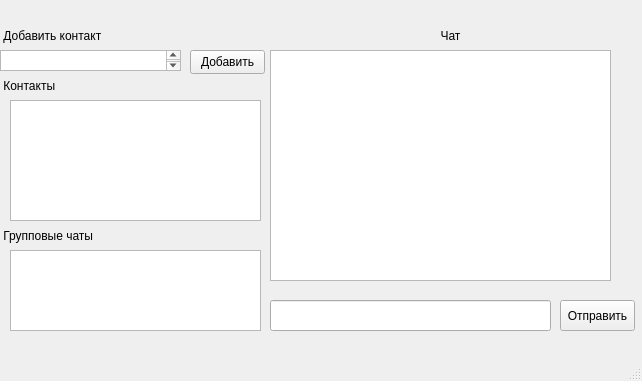
First picture: the form in Cleint/client/client.ui, repository Prophet35208/Messenger, before the edit.
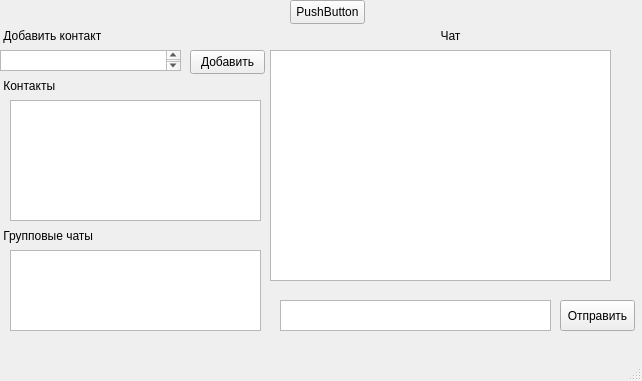
Second picture: the form after the edit.

```diff
--- a/Cleint/client/client.ui
+++ b/Cleint/client/client.ui
@@ -69,16 +69,6 @@
      <set>Qt::AlignCenter</set>
     </property>
    </widget>
-   <widget class="QLineEdit" name="lineEdit">
-    <property name="geometry">
-     <rect>
-      <x>270</x>
-      <y>300</y>
-      <width>281</width>
-      <height>31</height>
-     </rect>
-    </property>
-   </widget>
    <widget class="QPushButton" name="pushButton">
     <property name="geometry">
      <rect>
@@ -145,6 +135,29 @@
      </rect>
     </property>
    </widget>
+   <widget class="QTextEdit" name="textEdit_message_box">
+    <property name="geometry">
+     <rect>
+      <x>280</x>
+      <y>300</y>
+      <width>271</width>
+      <height>31</height>
+     </rect>
+    </property>
+   </widget>
+   <widget class="QPushButton" name="pushButton_2">
+    <property name="geometry">
+     <rect>
+      <x>290</x>
+      <y>0</y>
+      <width>75</width>
+      <height>24</height>
+     </rect>
+    </property>
+    <property name="text">
+     <string>PushButton</string>
+    </property>
+   </widget>
   </widget>
   <widget class="QMenuBar" name="menubar">
    <property name="geometry">
```
